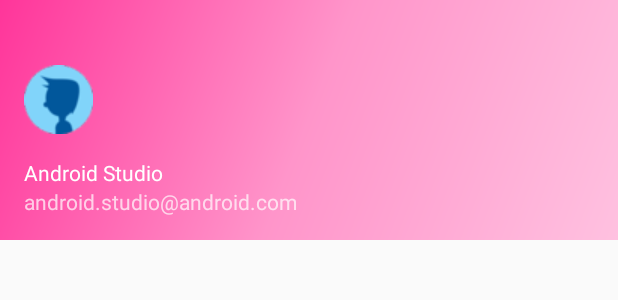
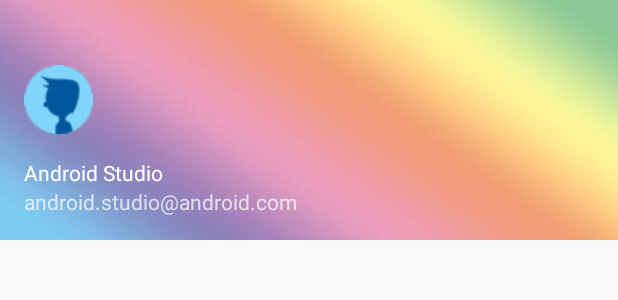
Before and after one commit to HPJ1996/Scoober, an Android app: the layout nav_header_side.xml on its own in the app's theme, with its tools: preview values and no code run, on a phone screen of 412 x 824 dp. Shown: the top 300 px of the screen. Run offline under Robolectric (Android 15) with nearby library versions, the phone set to English and light mode, and no system bars.

Commit message:
color pink -> seven

```diff
--- a/app/src/main/res/layout/nav_header_side.xml
+++ b/app/src/main/res/layout/nav_header_side.xml
@@ -2,7 +2,7 @@
 <LinearLayout xmlns:android="http://schemas.android.com/apk/res/android"
     android:layout_width="match_parent"
     android:layout_height="@dimen/nav_header_height"
-    android:background="@drawable/side_nav_bar"
+    android:background="@drawable/seven"
     android:gravity="bottom"
     android:orientation="vertical"
     android:paddingBottom="@dimen/activity_vertical_margin"
```
Also changed, not shown: app/src/main/res/drawable/seven.JPG (added).
